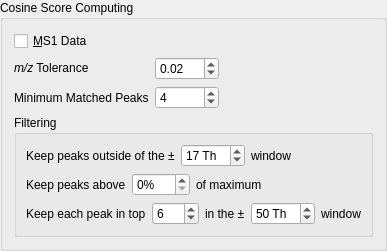
This is lib/ui/widgets/cosine_options_widget.ui in metgem/metgem as Qt 5 draws it before an edit. The edited form follows.
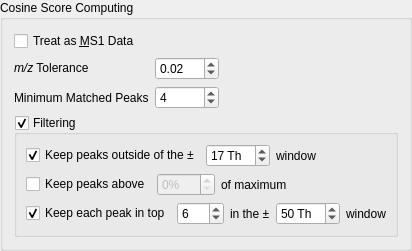
This is the edited form.

Commit message: Allow to bypass some filtering steps

Diff of the .ui file:
```diff
--- a/lib/ui/widgets/cosine_options_widget.ui
+++ b/lib/ui/widgets/cosine_options_widget.ui
@@ -6,8 +6,8 @@
    <rect>
     <x>0</x>
     <y>0</y>
-    <width>365</width>
-    <height>220</height>
+    <width>376</width>
+    <height>219</height>
    </rect>
   </property>
   <property name="title">
@@ -73,14 +73,20 @@
      <property name="title">
       <string>Filtering</string>
      </property>
+     <property name="checkable">
+      <bool>true</bool>
+     </property>
      <layout class="QVBoxLayout" name="verticalLayout">
       <item>
        <layout class="QHBoxLayout" name="horizontalLayout_3">
         <item>
-         <widget class="QLabel" name="label_5">
+         <widget class="QCheckBox" name="chkUseParentFiltering">
           <property name="text">
            <string>Keep peaks outside of the ±</string>
           </property>
+          <property name="checked">
+           <bool>true</bool>
+          </property>
          </widget>
         </item>
         <item>
@@ -127,16 +133,19 @@
       <item>
        <layout class="QHBoxLayout" name="horizontalLayout">
         <item>
-         <widget class="QLabel" name="label_4">
+         <widget class="QCheckBox" name="chkUseMinIntensityFiltering">
           <property name="text">
            <string>Keep peaks above</string>
           </property>
+          <property name="checked">
+           <bool>false</bool>
+          </property>
          </widget>
         </item>
         <item>
          <widget class="QSpinBox" name="spinMinIntensity">
           <property name="enabled">
-           <bool>true</bool>
+           <bool>false</bool>
           </property>
           <property name="suffix">
            <string>%</string>
@@ -171,10 +180,13 @@
       <item>
        <layout class="QHBoxLayout" name="horizontalLayout_2">
         <item>
-         <widget class="QLabel" name="label">
+         <widget class="QCheckBox" name="chkUseWindowRankFiltering">
           <property name="text">
            <string>Keep each peak in top</string>
           </property>
+          <property name="checked">
+           <bool>true</bool>
+          </property>
          </widget>
         </item>
         <item>
@@ -257,7 +269,7 @@
    <item row="0" column="0">
     <widget class="QCheckBox" name="chkMS1Data">
      <property name="text">
-      <string>&amp;MS1 Data</string>
+      <string>Treat as &amp;MS1 Data</string>
      </property>
     </widget>
    </item>
```
Left out of the diff: 10 changed lines with no effect on the pictures. The commit also changes 7 other files.
